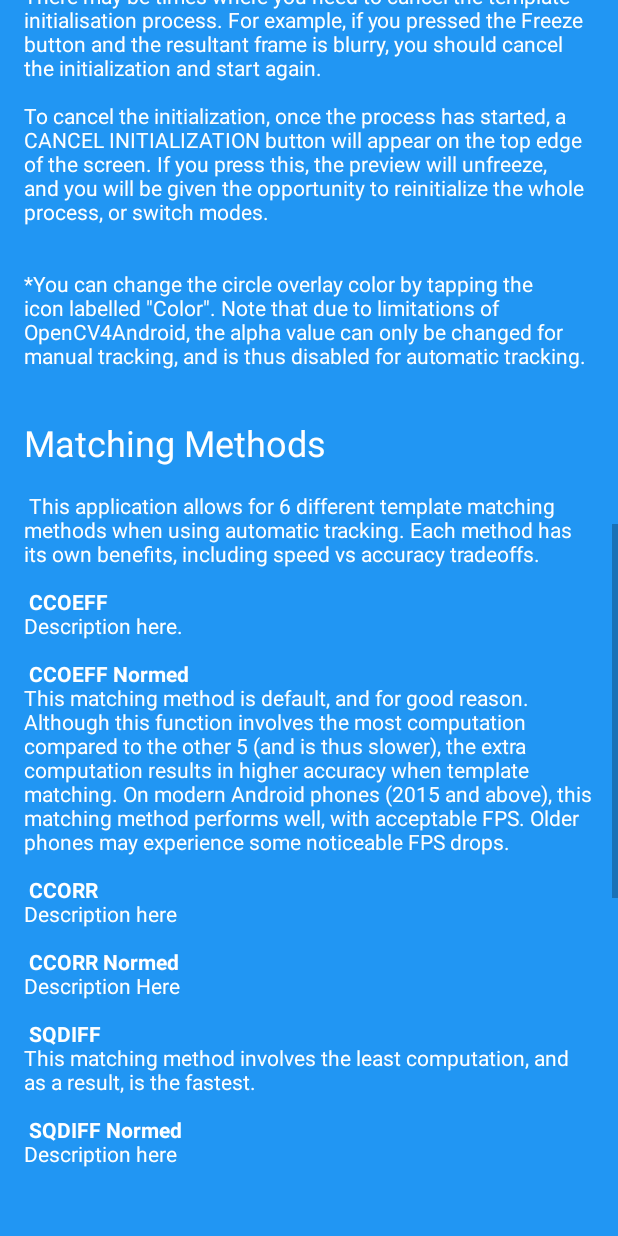
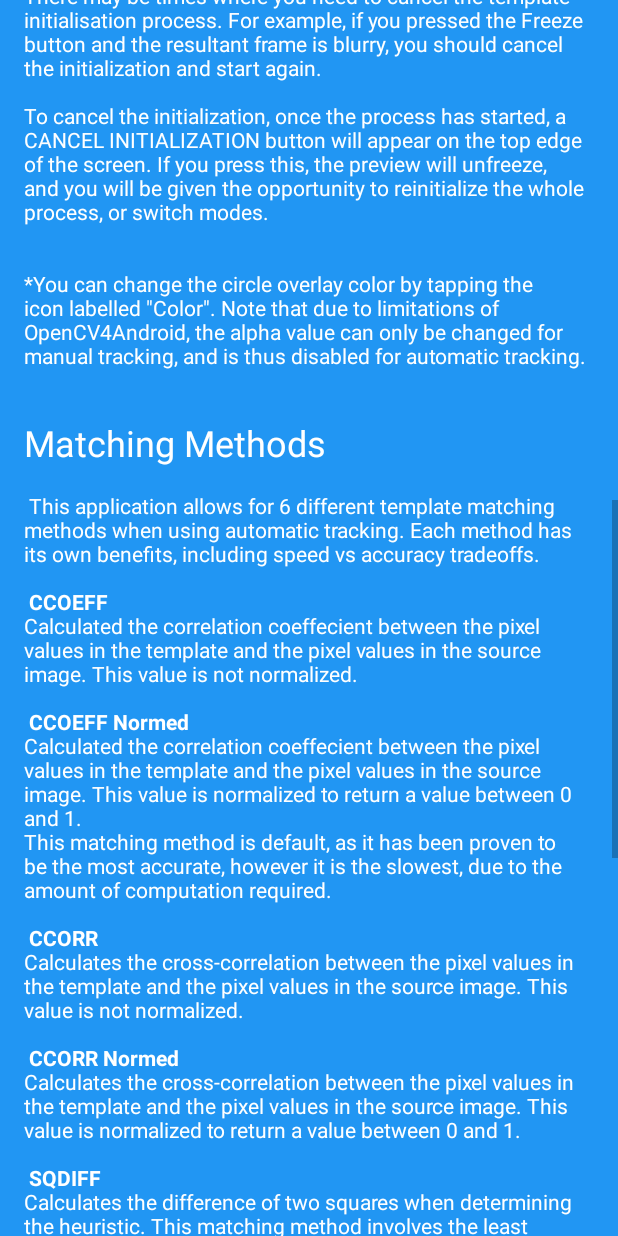
Before and after one commit to F-Tahir/ObjectTracker-Hons, an Android app: the layout tracking_mode_help_layout.xml on its own in the app's theme, with its tools: preview values and no code run, scrolled down 1153 dp, on a phone screen of 412 x 824 dp. Run offline under Robolectric (Android 15) with nearby library versions, the phone set to English and light mode, and no system bars.

Commit message:
updated descriptions for matching methods

```diff
--- a/app/src/main/res/values/strings.xml
+++ b/app/src/main/res/values/strings.xml
@@ -110,26 +110,30 @@
         Each method has its own benefits, including speed vs accuracy tradeoffs.\n\n
 
         <b>CCOEFF</b>
-        \nDescription here.\n\n
+        \nCalculated the correlation coeffecient between the pixel values in the template and the pixel
+        values in the source image. This value is not normalized.\n\n
 
         <b>CCOEFF Normed</b>
-        \nThis matching method is default, and for good reason. Although this function involves the
-        most computation compared to the other 5 (and is thus slower), the extra computation results
-        in higher accuracy when template matching. On modern Android phones (2015 and above), this
-        matching method performs well, with acceptable FPS. Older phones may experience some noticeable
-        FPS drops. \n\n
+        \nCalculated the correlation coeffecient between the pixel values in the template and the pixel
+        values in the source image. This value is normalized to return a value between 0 and 1.
+        \nThis matching method is default, as it has been proven to be the most accurate, however
+        it is the slowest, due to the amount of computation required.\n\n
 
         <b>CCORR</b>
-        \nDescription here\n\n
+        \nCalculates the cross-correlation between the pixel values in the template and the pixel
+        values in the source image. This value is not normalized.\n\n
 
         <b>CCORR Normed</b>
-        \nDescription Here\n\n
+        \nCalculates the cross-correlation between the pixel values in the template and the pixel
+        values in the source image. This value is normalized to return a value between 0 and 1.\n\n
 
         <b>SQDIFF</b>
-        \nThis matching method involves the least computation, and as a result, is the fastest.\n\n
+        \nCalculates the difference of two squares when determining the heuristic.
+        This matching method involves the least computation, and as a result, is the fastest.\n\n
 
         <b>SQDIFF Normed</b>
-        \nDescription here\n\n\n\n
+        \nCalculates the difference of two squares when determining the heuristic. The value
+        is normalized to a standard range.\n\n\n\n
 
     </string>
 
```
